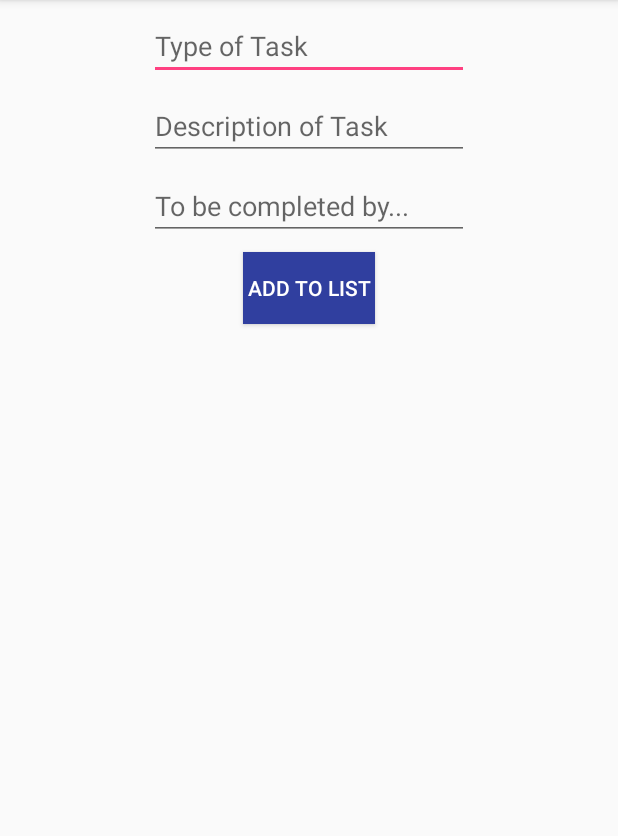
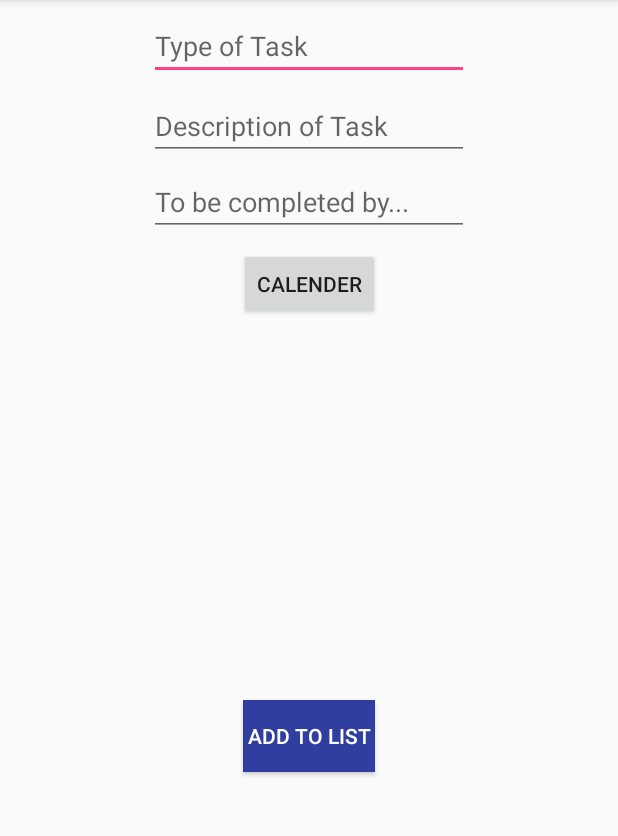
Before and after one commit to Mrober202/ToDoListProject, an Android app: the screen it shows after launch (AddTaskActivity), after a tap on an icon or button, on a phone screen of 412 x 824 dp, the part 84-920 px from its top. Run offline under Robolectric (Android 15) with nearby library versions, the phone set to English and light mode, and no system bars.

Commit message:
added date formatting

```diff
--- a/app/src/main/java/com/example/michaelrobertson/todolist/TaskActivity.java
+++ b/app/src/main/java/com/example/michaelrobertson/todolist/TaskActivity.java
@@ -17,6 +17,7 @@ import java.util.ArrayList;
 
 import static com.example.michaelrobertson.todolist.R.id.date;
 import static com.example.michaelrobertson.todolist.R.id.date_txt;
+import static com.example.michaelrobertson.todolist.R.id.edit_query;
 import static com.example.michaelrobertson.todolist.R.id.type_txt;
 
 public class TaskActivity extends AppCompatActivity {
@@ -31,14 +32,18 @@ public class TaskActivity extends AppCompatActivity {
         setContentView(R.layout.task_list);
 
         SharedPreferences sharedPreferences = getSharedPreferences(getString(R.string.list_file_key), Context.MODE_PRIVATE);
+//        SharedPreferences.Editor delete = sharedPreferences.edit();
+//        delete.clear();
+//        delete.apply();
         String listTask = sharedPreferences.getString("ListTask", new ArrayList<Task>().toString());
 
         Gson gson = new Gson();
         TypeToken<ArrayList<Task>> taskArrayList = new TypeToken<ArrayList<Task>>(){};
         ArrayList<Task> listTaskItem = gson.fromJson(listTask, taskArrayList.getType());
-
-        Task newTask = (Task)getIntent().getSerializableExtra("task");
-        listTaskItem.add(newTask);
+        if (getIntent().getExtras() != null) {
+            Task newTask = (Task) getIntent().getSerializableExtra("task");
+            listTaskItem.add(newTask);
+        }
 
         SharedPreferences.Editor editor = sharedPreferences.edit();
         editor.putString("ListTask", gson.toJson(listTaskItem));
--- a/app/src/main/java/com/example/michaelrobertson/todolist/TaskAdapter.java
+++ b/app/src/main/java/com/example/michaelrobertson/todolist/TaskAdapter.java
@@ -37,7 +37,7 @@ public class TaskAdapter extends ArrayAdapter<Task> {
         description.setText(currentTask.getDescription().toString());
 
         TextView date = (TextView)listItemView.findViewById(R.id.date);
-        date.setText(currentTask.toString());
+        date.setText(currentTask.getDate());
 
         listItemView.setTag(currentTask);
 
--- a/app/src/main/res/layout/activity_add_task.xml
+++ b/app/src/main/res/layout/activity_add_task.xml
@@ -11,30 +11,30 @@
         android:layout_width="wrap_content"
         android:layout_height="wrap_content"
         android:layout_marginLeft="8dp"
-        android:layout_marginRight="8dp"
         android:layout_marginTop="8dp"
         android:ems="10"
         android:hint="Type of Task"
         android:inputType="textPersonName"
         app:layout_constraintLeft_toLeftOf="parent"
-        app:layout_constraintRight_toRightOf="parent"
         app:layout_constraintTop_toTopOf="parent"
-        tools:text="Type of task" />
+        tools:text="Type of task"
+        android:layout_marginRight="8dp"
+        app:layout_constraintRight_toRightOf="parent" />
 
     <EditText
         android:id="@+id/description_txt"
         android:layout_width="wrap_content"
         android:layout_height="wrap_content"
         android:layout_marginLeft="8dp"
-        android:layout_marginRight="8dp"
         android:layout_marginTop="8dp"
         android:ems="10"
         android:hint="Description of Task"
         android:inputType="textPersonName"
         app:layout_constraintLeft_toLeftOf="parent"
-        app:layout_constraintRight_toRightOf="parent"
         app:layout_constraintTop_toBottomOf="@+id/type_txt"
-        tools:text="Description of task" />
+        tools:text="Description of task"
+        android:layout_marginRight="8dp"
+        app:layout_constraintRight_toRightOf="parent" />
 
     <EditText
         android:id="@+id/date_txt"
@@ -42,11 +42,10 @@
         android:layout_height="wrap_content"
         android:layout_marginLeft="8dp"
         android:layout_marginRight="8dp"
-        android:layout_marginTop="8dp"
+        android:layout_marginTop="5dp"
         android:ems="10"
         android:hint="To be completed by..."
         android:inputType="date"
-        android:onClick="onTouch"
         app:layout_constraintLeft_toLeftOf="parent"
         app:layout_constraintRight_toRightOf="parent"
         app:layout_constraintTop_toBottomOf="@+id/description_txt" />
@@ -57,13 +56,28 @@
         android:layout_height="wrap_content"
         android:layout_marginLeft="8dp"
         android:layout_marginRight="8dp"
-        android:layout_marginTop="8dp"
         android:background="?attr/actionModeSplitBackground"
         android:onClick="onSaveButtonClicked"
         android:text="Add To List"
         android:textColor="@android:color/white"
         app:layout_constraintLeft_toLeftOf="parent"
         app:layout_constraintRight_toRightOf="parent"
+        android:layout_marginTop="8dp"
+        app:layout_constraintTop_toBottomOf="@+id/btnDatePicker"
+        app:layout_constraintBottom_toBottomOf="parent"
+        android:layout_marginBottom="8dp" />
+
+    <Button
+        android:id="@+id/btnDatePicker"
+        android:layout_width="wrap_content"
+        android:layout_height="wrap_content"
+        android:layout_marginRight="8dp"
+        android:onClick="onClick"
+        android:text="Calender"
+        app:layout_constraintRight_toRightOf="parent"
+        android:layout_marginLeft="8dp"
+        app:layout_constraintLeft_toLeftOf="parent"
+        android:layout_marginTop="8dp"
         app:layout_constraintTop_toBottomOf="@+id/date_txt" />
 
 </android.support.constraint.ConstraintLayout>
```
Also changed, not shown: app/src/main/java/com/example/michaelrobertson/todolist/AddTaskActivity.java (+45 -17 lines).
